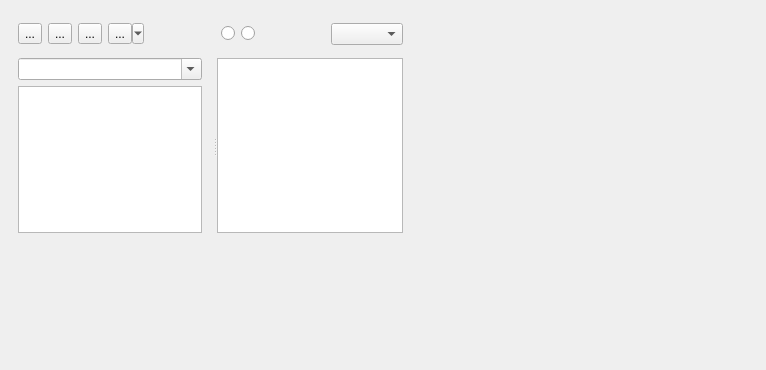
Before: the Qt Designer form ydpdForm.ui in travnick/ydpd, drawn with Qt 5.
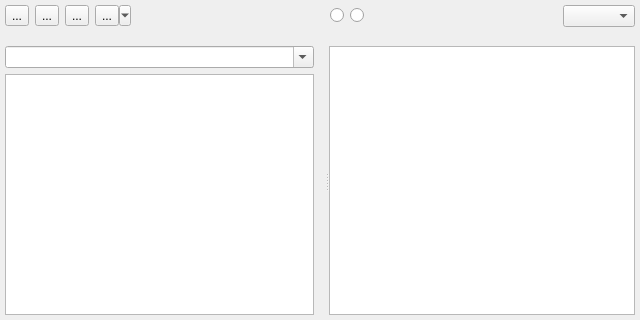
After: the same form once the commit is applied. Icons and pictures are not drawn.

What changed in the file:
```diff
--- a/ydpdForm.ui
+++ b/ydpdForm.ui
@@ -6,49 +6,31 @@
    <rect>
     <x>0</x>
     <y>0</y>
-    <width>766</width>
-    <height>370</height>
+    <width>640</width>
+    <height>320</height>
    </rect>
   </property>
   <property name="windowTitle">
    <string>Ydpd</string>
   </property>
-  <widget class="QWidget" name="layoutWidget">
-   <property name="geometry">
-    <rect>
-     <x>10</x>
-     <y>10</y>
-     <width>401</width>
-     <height>231</height>
-    </rect>
-   </property>
-   <layout class="QVBoxLayout" name="mainLayout">
-    <property name="spacing">
-     <number>0</number>
-    </property>
+  <layout class="QVBoxLayout" name="verticalLayout" stretch="0,1">
     <property name="leftMargin">
-     <number>8</number>
+    <number>5</number>
     </property>
     <property name="topMargin">
-     <number>0</number>
+    <number>5</number>
     </property>
     <property name="rightMargin">
-     <number>8</number>
+    <number>5</number>
     </property>
     <property name="bottomMargin">
-     <number>8</number>
+    <number>5</number>
     </property>
     <item>
      <layout class="QHBoxLayout" name="toolbarLayout">
-      <property name="spacing">
-       <number>6</number>
-      </property>
       <property name="leftMargin">
        <number>0</number>
       </property>
-      <property name="topMargin">
-       <number>13</number>
-      </property>
       <property name="rightMargin">
        <number>0</number>
       </property>
@@ -291,7 +273,6 @@
      </widget>
     </item>
    </layout>
-  </widget>
  </widget>
  <layoutdefault spacing="6" margin="11"/>
  <tabstops>
```
Lines whose indentation alone changed are shown as unchanged.
